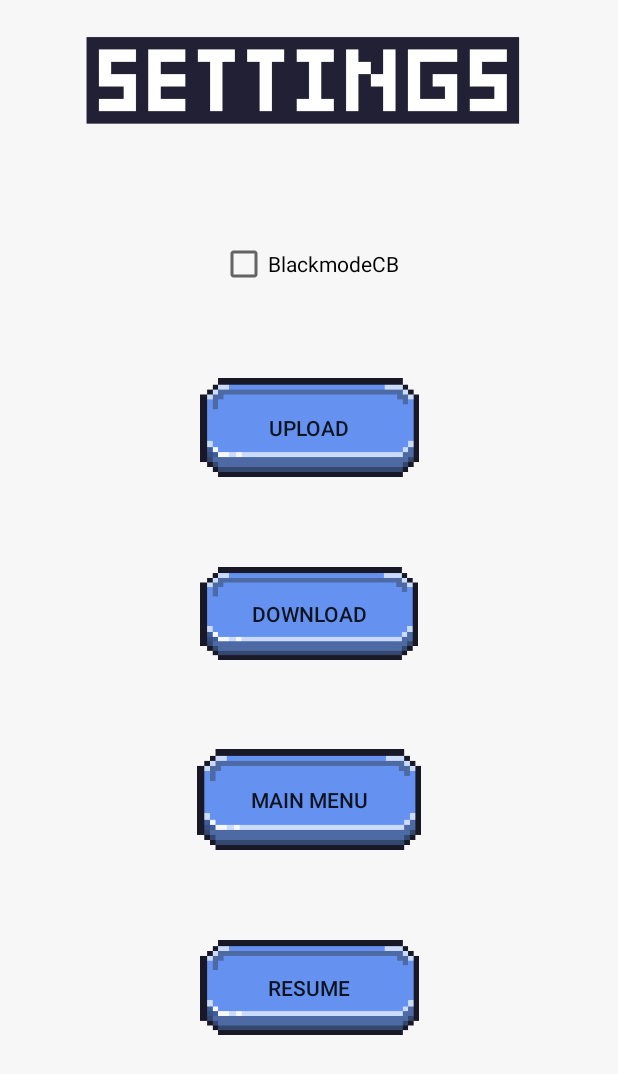
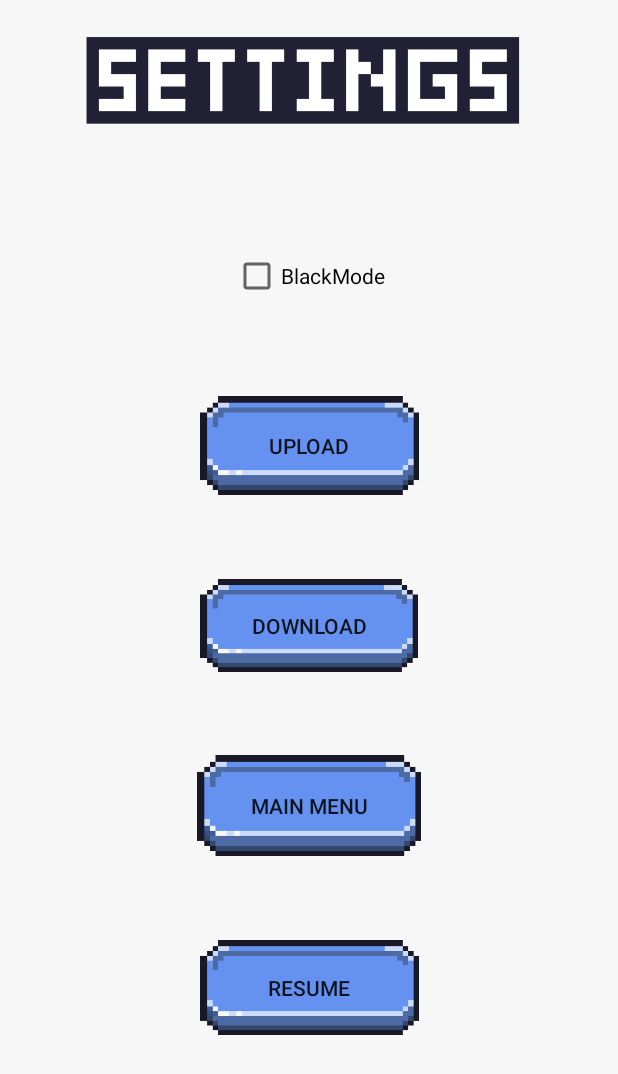
Before and after one commit to DoctorFoxy/ParticleSim, an Android app: the SettingsScreen screen opened directly, with no data from a screen before it, on a phone screen of 412 x 824 dp. Shown: the top 1074 px of the screen. Run offline under Robolectric (Android 15) with nearby library versions, the phone set to English and light mode, and no system bars; network calls fail.

Commit message:
black mode implemented

```diff
--- a/app/src/main/java/StartScreen/UploadScreen.java
+++ b/app/src/main/java/StartScreen/UploadScreen.java
@@ -30,6 +30,7 @@ public class UploadScreen extends AppCompatActivity {
         super.onCreate(savedInstanceState);
         setRequestedOrientation (ActivityInfo.SCREEN_ORIENTATION_PORTRAIT);
         setContentView(R.layout.activity_upload_screen);
+
     }
 
     public void onUploadPressed(View caller) throws JSONException {
@@ -37,6 +38,7 @@ public class UploadScreen extends AppCompatActivity {
             Toast.makeText(getApplicationContext(),"Error: WorldData = null",Toast.LENGTH_SHORT).show();
             Intent intent = new Intent(this, MainActivity.class);
             intent.putExtra("World", getIntent().getSerializableExtra("World"));
+            intent.putExtra("Blackmode",getIntent().getBooleanExtra("Blackmode",false));
             startActivity(intent);
             finish();
         }
@@ -44,6 +46,7 @@ public class UploadScreen extends AppCompatActivity {
             upload();
             Intent intent = new Intent(this, MainActivity.class);
             intent.putExtra("World", getIntent().getSerializableExtra("World"));
+            intent.putExtra("Blackmode",getIntent().getBooleanExtra("Blackmode",false));
             startActivity(intent);
             finish();
         }
@@ -52,9 +55,12 @@ public class UploadScreen extends AppCompatActivity {
     public void onBackPressed(View caller){
         Intent intent = new Intent(this, MainActivity.class);
         intent.putExtra("World", getIntent().getSerializableExtra("World"));
+        intent.putExtra("Blackmode",getIntent().getBooleanExtra("Blackmode",false));
         startActivity(intent);
         finish();
     }
+
+
 
     public void upload() {
         requestQueue = Volley.newRequestQueue( this );
--- a/app/src/main/res/layout/activity_settings_screen.xml
+++ b/app/src/main/res/layout/activity_settings_screen.xml
@@ -64,7 +64,8 @@
         android:layout_width="wrap_content"
         android:layout_height="wrap_content"
         android:layout_marginTop="160dp"
-        android:text="@string/blackmodecb"
+        android:minHeight="48dp"
+        android:text="@string/blackmode"
         app:layout_constraintEnd_toEndOf="parent"
         app:layout_constraintHorizontal_bias="0.5"
         app:layout_constraintStart_toStartOf="parent"
--- a/app/src/main/res/values/strings.xml
+++ b/app/src/main/res/values/strings.xml
@@ -21,4 +21,5 @@
     <string name="settings">Settings</string>
     <string name="made_by_jorrit_and_maarten">Made By Jorrit and Maarten</string>
     <string name="particle_sim">Particle Sim</string>
+    <string name="blackmode">BlackMode</string>
 </resources>
```
Also changed, not shown: app/src/main/java/ParticleEngine/Particle.java (+8 -1 lines), app/src/main/java/StartScreen/DownloadScreen.java (+17 -0 lines), app/src/main/java/StartScreen/SettingsScreen.java (+7 -3 lines), app/src/main/java/StartScreen/StartScreen.java (+7 -0 lines), app/src/main/java/com/example/particlesim/MainActivity.java (+5 -2 lines).
